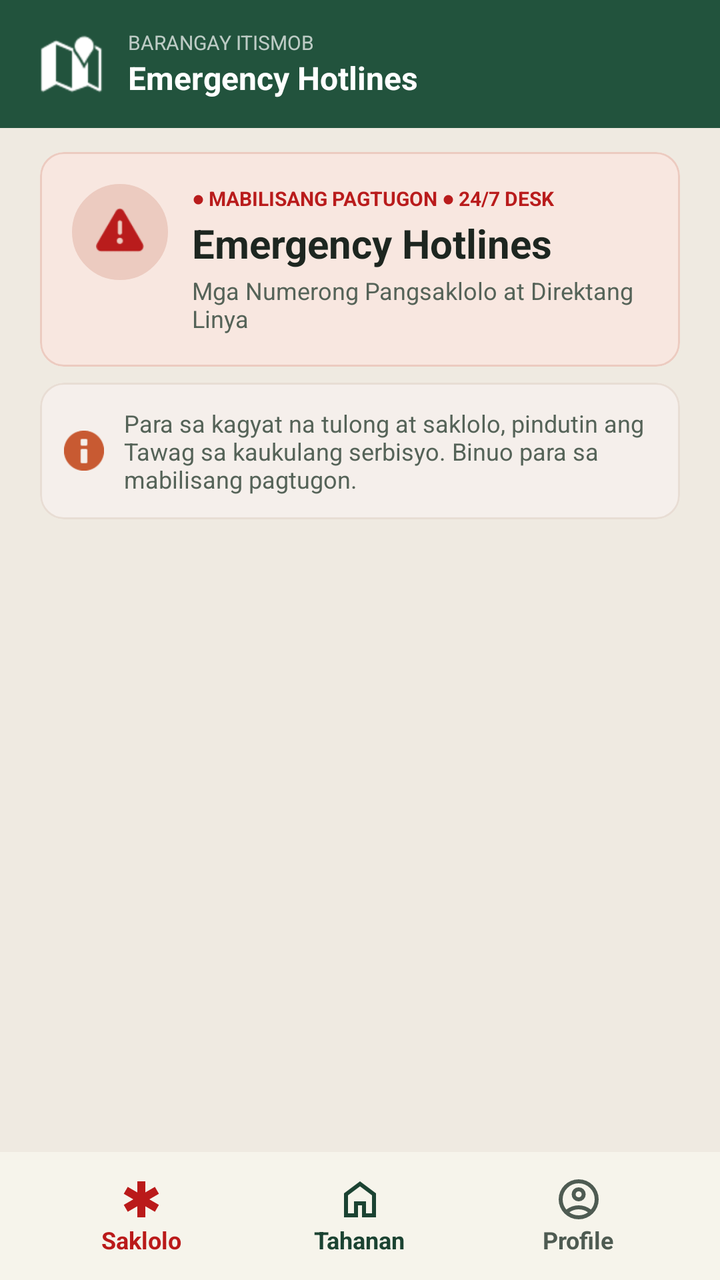
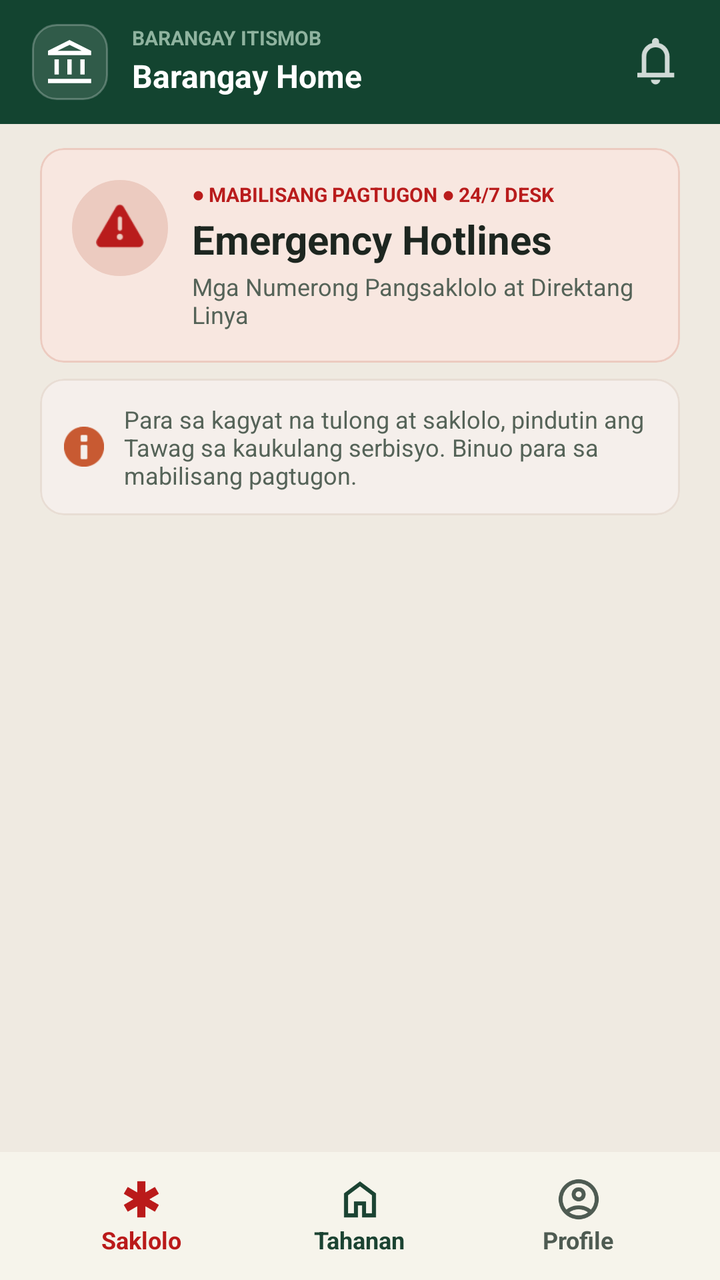

Compare the two renders of this Android layout. The source of the first and the diff that turns it into the second are given below.
<!-- AndroidManifest.xml: application theme Theme.KaBarangay -->
<!-- res/layout/activity_hotline.xml -->
<?xml version="1.0" encoding="utf-8"?>
<androidx.constraintlayout.widget.ConstraintLayout
    xmlns:android="http://schemas.android.com/apk/res/android"
    xmlns:app="http://schemas.android.com/apk/res-auto"
    android:layout_width="match_parent"
    android:layout_height="match_parent"
    android:background="@color/bg_main">

    
    <LinearLayout
        android:id="@+id/headerTop"
        android:layout_width="match_parent"
        android:layout_height="?attr/actionBarSize"
        android:background="@color/primary_green"
        android:gravity="center_vertical"
        android:orientation="horizontal"
        android:paddingHorizontal="20dp"
        app:layout_constraintEnd_toEndOf="parent"
        app:layout_constraintStart_toStartOf="parent"
        app:layout_constraintTop_toTopOf="parent">

        <ImageView
            android:layout_width="32dp"
            android:layout_height="32dp"
            android:src="@android:drawable/ic_dialog_map"
            app:tint="@android:color/white" />

        <LinearLayout
            android:layout_width="0dp"
            android:layout_height="wrap_content"
            android:layout_marginStart="12dp"
            android:layout_weight="1"
            android:orientation="vertical">

            <TextView
                android:layout_width="wrap_content"
                android:layout_height="wrap_content"
                android:text="BARANGAY ITISMOB"
                android:textColor="#B3FFFFFF"
                android:textSize="10sp" />

            <TextView
                android:layout_width="wrap_content"
                android:layout_height="wrap_content"
                android:text="Emergency Hotlines"
                android:textColor="@android:color/white"
                android:textSize="16sp"
                android:textStyle="bold" />
        </LinearLayout>
    </LinearLayout>

    
    <include
        android:id="@+id/bottomNav"
        layout="@layout/layout_bottom_navigation"
        android:layout_width="match_parent"
        android:layout_height="64dp"
        app:layout_constraintBottom_toBottomOf="parent"
        app:layout_constraintEnd_toEndOf="parent"
        app:layout_constraintStart_toStartOf="parent" />

    
    <androidx.core.widget.NestedScrollView
        android:layout_width="match_parent"
        android:layout_height="0dp"
        app:layout_constraintBottom_toTopOf="@id/bottomNav"
        app:layout_constraintTop_toBottomOf="@id/headerTop">

        <LinearLayout
            android:layout_width="match_parent"
            android:layout_height="wrap_content"
            android:orientation="vertical"
            android:paddingBottom="16dp">

            
            <include layout="@layout/layout_warnings" />

            
            <androidx.recyclerview.widget.RecyclerView
                android:id="@+id/rvHotlines"
                android:layout_width="match_parent"
                android:layout_height="wrap_content"
                android:nestedScrollingEnabled="false" />
        </LinearLayout>
    </androidx.core.widget.NestedScrollView>

</androidx.constraintlayout.widget.ConstraintLayout>
<!-- res/layout/layout_bottom_navigation.xml (included above) -->
<?xml version="1.0" encoding="utf-8"?>
<LinearLayout xmlns:android="http://schemas.android.com/apk/res/android"
    xmlns:app="http://schemas.android.com/apk/res-auto"
    android:id="@+id/bottomNavigation"
    android:layout_width="match_parent"
    android:layout_height="64dp"
    android:background="@color/cream"
    android:orientation="horizontal"
    android:paddingStart="16dp"
    android:paddingEnd="16dp"
    android:gravity="center_vertical">

    
    <LinearLayout
        android:id="@+id/navSaklolo"
        android:layout_width="0dp"
        android:layout_height="match_parent"
        android:layout_weight="1"
        android:gravity="center"
        android:clickable="true"
        android:focusable="true"
        android:orientation="vertical">

        <ImageView
            android:id="@+id/ivSakloloIcon"
            android:layout_width="24dp"
            android:layout_height="24dp"
            android:src="@drawable/ic_asterisk"
            app:tint="@color/emergency_red" />

        <TextView
            android:id="@+id/tvSakloloText"
            android:layout_width="wrap_content"
            android:layout_height="wrap_content"
            android:text="Saklolo"
            android:textColor="@color/emergency_red"
            android:textSize="12sp"
            android:textStyle="bold" />
    </LinearLayout>

    
    <LinearLayout
        android:id="@+id/navTahanan"
        android:layout_width="0dp"
        android:layout_height="match_parent"
        android:layout_weight="1"
        android:gravity="center"
        android:clickable="true"
        android:focusable="true"
        android:orientation="vertical">

        <ImageView
            android:id="@+id/ivTahananIcon"
            android:layout_width="24dp"
            android:layout_height="24dp"
            android:src="@drawable/ic_home"
            app:tint="@color/nav_green_active" />

        <TextView
            android:id="@+id/tvTahananText"
            android:layout_width="wrap_content"
            android:layout_height="wrap_content"
            android:text="Tahanan"
            android:textColor="@color/nav_green_active"
            android:textSize="12sp"
            android:textStyle="bold" />
    </LinearLayout>

    
    <LinearLayout
        android:id="@+id/navProfile"
        android:layout_width="0dp"
        android:layout_height="match_parent"
        android:layout_weight="1"
        android:gravity="center"
        android:clickable="true"
        android:focusable="true"
        android:orientation="vertical">

        <ImageView
            android:id="@+id/ivProfileIcon"
            android:layout_width="24dp"
            android:layout_height="24dp"
            android:src="@drawable/ic_profile"
            app:tint="@color/nav_green_inactive" />

        <TextView
            android:id="@+id/tvProfileText"
            android:layout_width="wrap_content"
            android:layout_height="wrap_content"
            android:text="Profile"
            android:textColor="@color/nav_green_inactive"
            android:textSize="12sp"
            android:textStyle="bold" />
    </LinearLayout>

</LinearLayout>
<!-- res/layout/layout_warnings.xml (included above) -->
<?xml version="1.0" encoding="utf-8"?>
<LinearLayout xmlns:android="http://schemas.android.com/apk/res/android"
    xmlns:app="http://schemas.android.com/apk/res-auto"
    android:layout_width="match_parent"
    android:layout_height="wrap_content"
    android:orientation="vertical">

    
    <com.google.android.material.card.MaterialCardView
        android:layout_width="match_parent"
        android:layout_height="wrap_content"
        android:layout_marginHorizontal="20dp"
        android:layout_marginTop="12dp"
        app:cardBackgroundColor="@color/bg_warning"
        app:cardCornerRadius="12dp"
        app:cardElevation="0dp"
        app:strokeColor="@color/bg_warning_inner"
        app:strokeWidth="1dp">

        <LinearLayout
            android:layout_width="match_parent"
            android:layout_height="wrap_content"
            android:orientation="horizontal"
            android:padding="16dp">

            
            <FrameLayout
                android:layout_width="48dp"
                android:layout_height="48dp"
                android:background="@drawable/bg_badge"
                android:backgroundTint="@color/bg_warning_inner">

                <ImageView
                    android:layout_width="24dp"
                    android:layout_height="24dp"
                    android:layout_gravity="center"
                    android:src="@android:drawable/ic_dialog_alert"
                    app:tint="@color/accent_red" />
            </FrameLayout>

            <LinearLayout
                android:layout_width="0dp"
                android:layout_height="wrap_content"
                android:layout_marginStart="12dp"
                android:layout_weight="1"
                android:orientation="vertical">

                <TextView
                    android:layout_width="wrap_content"
                    android:layout_height="wrap_content"
                    android:text="● MABILISANG PAGTUGON ● 24/7 DESK"
                    android:textColor="@color/accent_red"
                    android:textSize="10sp"
                    android:textStyle="bold" />

                <TextView
                    android:layout_width="wrap_content"
                    android:layout_height="wrap_content"
                    android:layout_marginTop="2dp"
                    android:text="Emergency Hotlines"
                    android:textColor="@color/primary_dark"
                    android:textSize="20sp"
                    android:textStyle="bold" />

                <TextView
                    android:layout_width="wrap_content"
                    android:layout_height="wrap_content"
                    android:layout_marginTop="2dp"
                    android:text="Mga Numerong Pangsaklolo at Direktang Linya"
                    android:textColor="@color/text_gray_green"
                    android:textSize="12sp" />
            </LinearLayout>
        </LinearLayout>
    </com.google.android.material.card.MaterialCardView>

    
    <com.google.android.material.card.MaterialCardView
        android:layout_width="match_parent"
        android:layout_height="wrap_content"
        android:layout_marginHorizontal="20dp"
        android:layout_marginTop="8dp"
        android:layout_marginBottom="8dp"
        app:cardBackgroundColor="@color/bg_card"
        app:cardCornerRadius="12dp"
        app:cardElevation="0dp"
        app:strokeColor="@color/border_light"
        app:strokeWidth="1dp">

        <LinearLayout
            android:layout_width="match_parent"
            android:layout_height="wrap_content"
            android:gravity="center_vertical"
            android:orientation="horizontal"
            android:padding="12dp">

            <ImageView
                android:layout_width="20dp"
                android:layout_height="20dp"
                android:src="@android:drawable/ic_dialog_info"
                app:tint="@color/accent_orange" />

            <TextView
                android:layout_width="0dp"
                android:layout_height="wrap_content"
                android:layout_marginStart="10dp"
                android:layout_weight="1"
                android:text="Para sa kagyat na tulong at saklolo, pindutin ang Tawag sa kaukulang serbisyo. Binuo para sa mabilisang pagtugon."
                android:textColor="@color/text_gray_green"
                android:textSize="12sp" />
        </LinearLayout>
    </com.google.android.material.card.MaterialCardView>

</LinearLayout>
<!-- resources referenced by this layout -->
<resources>
  <color name="accent_orange">#C85A32</color>
  <color name="accent_red">#B91C1C</color>
  <color name="bg_card">#F5EFEB</color>
  <color name="bg_main">#EFEAE1</color>
  <color name="bg_warning">#F8E7E0</color>
  <color name="bg_warning_inner">#ECCBC0</color>
  <color name="border_light">#E8DDD4</color>
  <color name="cream">#F6F4EB</color>
  <color name="emergency_red">#BA1A1A</color>
  <color name="nav_green_active">#1B4332</color>
  <color name="nav_green_inactive">#4E5B52</color>
  <color name="primary_dark">#1D2620</color>
  <color name="primary_green">#22533D</color>
  <color name="text_gray_green">#556358</color>
  <!-- drawable bg_badge (drawable) -->
  <?xml version="1.0" encoding="utf-8"?>
  <shape xmlns:android="http://schemas.android.com/apk/res/android"
      android:shape="rectangle">
  
      <solid android:color="#EFEAE1" />
  
      <stroke
          android:width="1dp"
          android:color="#DED7C9" />
  
      <corners android:radius="50dp" />
  </shape>
  <!-- drawable ic_home (drawable) -->
  <vector xmlns:android="http://schemas.android.com/apk/res/android"
      android:width="24dp"
      android:height="24dp"
      android:viewportWidth="24"
      android:viewportHeight="24">
      <path android:fillColor="@android:color/black"
          android:pathData="M6,19H9V13h6v6h3V10L12,5.5L6,10v9ZM4,21V9l8-6l8,6V21H13V15H11v6H4Zm8-8.75Z"/>
  </vector>
  <style name="Theme.KaBarangay" parent="Base.Theme.KaBarangay" />
  <style name="Base.Theme.KaBarangay" parent="Theme.Material3.DayNight.NoActionBar">
          
          
      </style>
  <!-- unchanged entries left out for length: 2 -->
</resources>

<!-- the commit's change to res/layout/activity_hotline.xml (unified diff, before → after) -->
@@ -7,47 +7,14 @@
     android:background="@color/bg_main">
 
     
-    <LinearLayout
-        android:id="@+id/headerTop"
-        android:layout_width="match_parent"
-        android:layout_height="?attr/actionBarSize"
-        android:background="@color/primary_green"
-        android:gravity="center_vertical"
-        android:orientation="horizontal"
-        android:paddingHorizontal="20dp"
+    <include
+        android:id="@+id/topBarComponent"
+        layout="@layout/layout_top_bar"
+        android:layout_width="match_parent"
+        android:layout_height="wrap_content"
         app:layout_constraintEnd_toEndOf="parent"
         app:layout_constraintStart_toStartOf="parent"
-        app:layout_constraintTop_toTopOf="parent">
-
-        <ImageView
-            android:layout_width="32dp"
-            android:layout_height="32dp"
-            android:src="@android:drawable/ic_dialog_map"
-            app:tint="@android:color/white" />
-
-        <LinearLayout
-            android:layout_width="0dp"
-            android:layout_height="wrap_content"
-            android:layout_marginStart="12dp"
-            android:layout_weight="1"
-            android:orientation="vertical">
-
-            <TextView
-                android:layout_width="wrap_content"
-                android:layout_height="wrap_content"
-                android:text="BARANGAY ITISMOB"
-                android:textColor="#B3FFFFFF"
-                android:textSize="10sp" />
-
-            <TextView
-                android:layout_width="wrap_content"
-                android:layout_height="wrap_content"
-                android:text="Emergency Hotlines"
-                android:textColor="@android:color/white"
-                android:textSize="16sp"
-                android:textStyle="bold" />
-        </LinearLayout>
-    </LinearLayout>
+        app:layout_constraintTop_toTopOf="parent" />
 
     
     <include
@@ -64,7 +31,7 @@
         android:layout_width="match_parent"
         android:layout_height="0dp"
         app:layout_constraintBottom_toTopOf="@id/bottomNav"
-        app:layout_constraintTop_toBottomOf="@id/headerTop">
+        app:layout_constraintTop_toBottomOf="@id/topBarComponent">
 
         <LinearLayout
             android:layout_width="match_parent"
@@ -83,6 +50,81 @@
                 android:nestedScrollingEnabled="false" />
         </LinearLayout>
     </androidx.core.widget.NestedScrollView>
+
+</androidx.constraintlayout.widget.ConstraintLayout>
+<!-- res/layout/layout_top_bar.xml (included above) -->
+<?xml version="1.0" encoding="utf-8"?>
+<androidx.constraintlayout.widget.ConstraintLayout xmlns:android="http://schemas.android.com/apk/res/android"
+    xmlns:app="http://schemas.android.com/apk/res-auto"
+    android:id="@+id/layoutTopBar"
+    android:layout_width="match_parent"
+    android:layout_height="wrap_content"
+    android:background="#134430"
+    android:paddingHorizontal="16dp"
+    android:paddingVertical="12dp">
+
+    
+    <FrameLayout
+        android:id="@+id/logoFrame"
+        android:layout_width="38dp"
+        android:layout_height="38dp"
+        android:background="@drawable/bg_rounded_icon_dark"
+        app:layout_constraintBottom_toBottomOf="parent"
+        app:layout_constraintStart_toStartOf="parent"
+        app:layout_constraintTop_toTopOf="parent">
+
+        <ImageView
+            android:layout_width="22dp"
+            android:layout_height="22dp"
+            android:layout_gravity="center"
+            android:contentDescription="Barangay Logo"
+            android:src="@drawable/icon_brgy"
+            app:tint="@color/white" />
+    </FrameLayout>
+
+    
+    <TextView
+        android:id="@+id/tvBarangayName"
+        android:layout_width="0dp"
+        android:layout_height="wrap_content"
+        android:layout_marginStart="12dp"
+        android:layout_marginEnd="8dp"
+        android:text="BARANGAY ITISMOB"
+        android:textColor="#8FB39F"
+        android:textSize="10sp"
+        android:textStyle="bold"
+        app:layout_constraintEnd_toStartOf="@+id/btnNotification"
+        app:layout_constraintStart_toEndOf="@+id/logoFrame"
+        app:layout_constraintTop_toTopOf="@+id/logoFrame" />
+
+    
+    <TextView
+        android:id="@+id/tvBarangayHome"
+        android:layout_width="0dp"
+        android:layout_height="wrap_content"
+        android:layout_marginEnd="8dp"
+        android:text="Barangay Home"
+        android:textColor="@color/white"
+        android:textSize="16sp"
+        android:textStyle="bold"
+        app:layout_constraintBottom_toBottomOf="@+id/logoFrame"
+        app:layout_constraintEnd_toStartOf="@+id/btnNotification"
+        app:layout_constraintStart_toStartOf="@+id/tvBarangayName"
+        app:layout_constraintTop_toBottomOf="@+id/tvBarangayName" />
+
+    
+    <ImageView
+        android:id="@+id/btnNotification"
+        android:layout_width="32dp"
+        android:layout_height="32dp"
+        android:background="?attr/selectableItemBackgroundBorderless"
+        android:contentDescription="Notifications"
+        android:padding="4dp"
+        android:src="@drawable/ic_notifications"
+        app:layout_constraintBottom_toBottomOf="parent"
+        app:layout_constraintEnd_toEndOf="parent"
+        app:layout_constraintTop_toTopOf="parent"
+        app:tint="@color/white" />
 
 </androidx.constraintlayout.widget.ConstraintLayout>
 <!-- res/layout/layout_bottom_navigation.xml (included above) -->
<!-- resource entries referenced after the edit -->
@@ -12,8 +12,8 @@
   <color name="nav_green_active">#1B4332</color>
   <color name="nav_green_inactive">#4E5B52</color>
   <color name="primary_dark">#1D2620</color>
-  <color name="primary_green">#22533D</color>
   <color name="text_gray_green">#556358</color>
+  <color name="white">#FFFFFFFF</color>
   <!-- drawable bg_badge (drawable) -->
   <?xml version="1.0" encoding="utf-8"?>
   <shape xmlns:android="http://schemas.android.com/apk/res/android"
@@ -27,6 +27,22 @@
   
       <corners android:radius="50dp" />
   </shape>
+  <!-- drawable bg_rounded_icon_dark (drawable) -->
+  <?xml version="1.0" encoding="utf-8"?>
+  <shape xmlns:android="http://schemas.android.com/apk/res/android"
+      android:shape="rectangle">
+  
+      
+      <solid android:color="#1FFFFFFF" />
+  
+      
+      <stroke
+          android:width="1dp"
+          android:color="#40FFFFFF" />
+  
+      
+      <corners android:radius="12dp" />
+  </shape>
   <!-- drawable ic_home (drawable) -->
   <vector xmlns:android="http://schemas.android.com/apk/res/android"
       android:width="24dp"
@@ -36,6 +52,27 @@
       <path android:fillColor="@android:color/black"
           android:pathData="M6,19H9V13h6v6h3V10L12,5.5L6,10v9ZM4,21V9l8-6l8,6V21H13V15H11v6H4Zm8-8.75Z"/>
   </vector>
+  <!-- drawable ic_notifications (drawable) -->
+  <vector xmlns:android="http://schemas.android.com/apk/res/android"
+      android:width="15dp"
+      android:height="19dp"
+      android:viewportWidth="15"
+      android:viewportHeight="19">
+    <path
+        android:pathData="M0,15.583V13.75H1.833V7.333C1.833,6.065 2.215,4.939 2.979,3.953C3.743,2.968 4.736,2.322 5.958,2.017V1.375C5.958,0.993 6.092,0.668 6.359,0.401C6.627,0.134 6.951,0 7.333,0C7.715,0 8.04,0.134 8.307,0.401C8.575,0.668 8.708,0.993 8.708,1.375V2.017C9.931,2.322 10.924,2.968 11.688,3.953C12.451,4.939 12.833,6.065 12.833,7.333V13.75H14.667V15.583H0V15.583M7.333,8.708V8.708V8.708V8.708V8.708V8.708V8.708V8.708V8.708M7.333,18.333C6.829,18.333 6.398,18.154 6.039,17.795C5.68,17.436 5.5,17.004 5.5,16.5H9.167C9.167,17.004 8.987,17.436 8.628,17.795C8.269,18.154 7.838,18.333 7.333,18.333V18.333M3.667,13.75H11V7.333C11,6.325 10.641,5.462 9.923,4.744C9.205,4.026 8.342,3.667 7.333,3.667C6.325,3.667 5.462,4.026 4.744,4.744C4.026,5.462 3.667,6.325 3.667,7.333V13.75V13.75"
+        android:fillColor="#FAF7F2"
+        android:fillAlpha="0.8"/>
+  </vector>
+  <!-- drawable icon_brgy (drawable) -->
+  <vector xmlns:android="http://schemas.android.com/apk/res/android"
+      android:width="17dp"
+      android:height="17dp"
+      android:viewportWidth="17"
+      android:viewportHeight="17">
+    <path
+        android:pathData="M2.5,13.333V7.5H4.167V13.333H2.5V13.333M7.5,13.333V7.5H9.167V13.333H7.5V13.333M0,16.667V15H16.667V16.667H0V16.667M12.5,13.333V7.5H14.167V13.333H12.5V13.333M0,5.833V4.167L8.333,0L16.667,4.167V5.833H0V5.833M3.708,4.167H8.333H12.958H3.708V4.167M3.708,4.167H12.958L8.333,1.875L3.708,4.167V4.167"
+        android:fillColor="#B4E0C8"/>
+  </vector>
   <style name="Theme.KaBarangay" parent="Base.Theme.KaBarangay" />
   <style name="Base.Theme.KaBarangay" parent="Theme.Material3.DayNight.NoActionBar">
           
